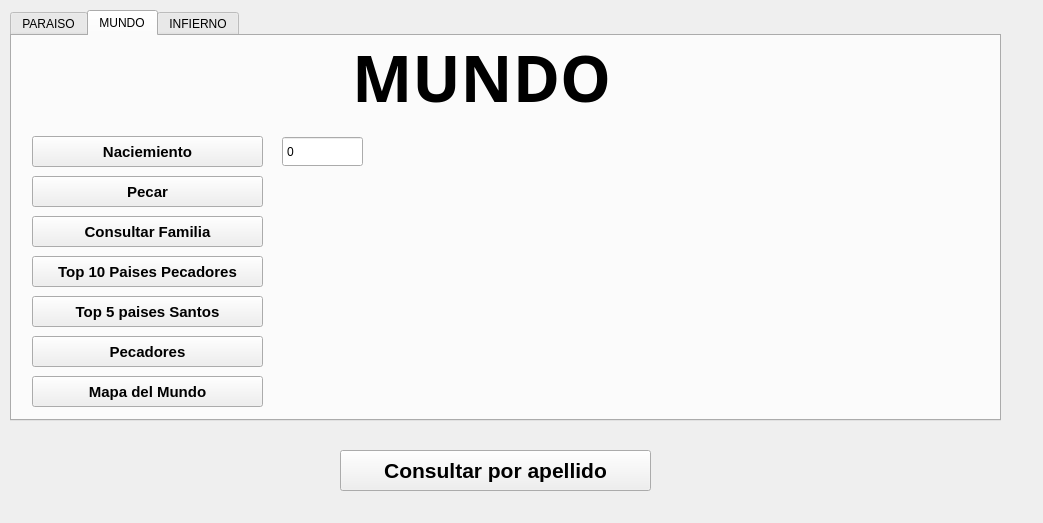
gaboq98/ArbolDelJuicio, file mainwindow.ui: the form before one commit.
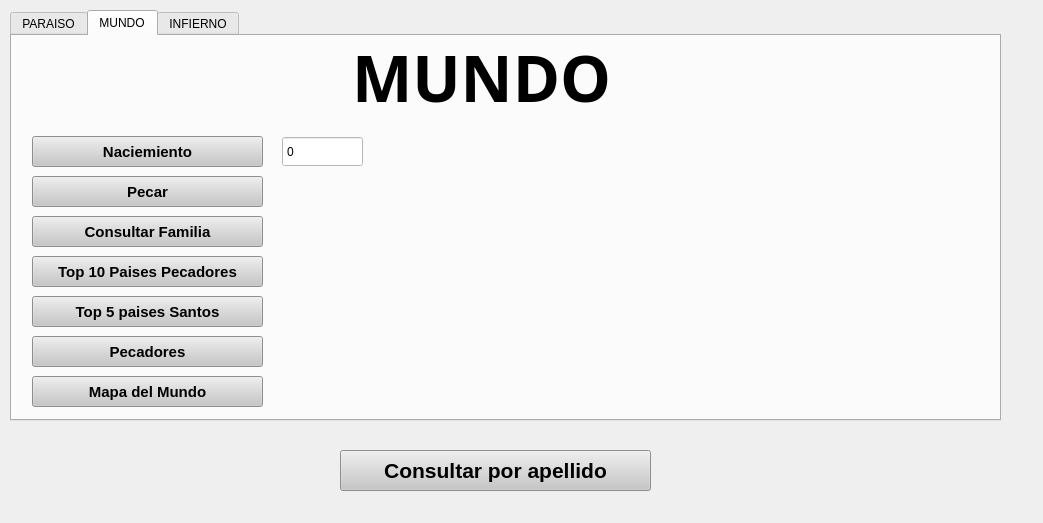
The form after the commit. The open tabs and pages were chosen to show the change.

The edit to the form file:
```diff
--- a/mainwindow.ui
+++ b/mainwindow.ui
@@ -36,7 +36,7 @@
      <enum>QTabWidget::Rounded</enum>
     </property>
     <property name="currentIndex">
-     <number>2</number>
+     <number>1</number>
     </property>
     <property name="usesScrollButtons">
      <bool>true</bool>
@@ -86,6 +86,9 @@
         <bold>true</bold>
        </font>
       </property>
+      <property name="styleSheet">
+       <string notr="true">background-color: rgb(199, 199, 199);</string>
+      </property>
       <property name="text">
        <string>Árbol de la vida</string>
       </property>
@@ -106,6 +109,9 @@
         <bold>true</bold>
        </font>
       </property>
+      <property name="styleSheet">
+       <string notr="true">background-color: rgb(199, 199, 199);</string>
+      </property>
       <property name="text">
        <string>No nacidos</string>
       </property>
@@ -126,6 +132,9 @@
         <bold>true</bold>
        </font>
       </property>
+      <property name="styleSheet">
+       <string notr="true">background-color: rgb(199, 199, 199);</string>
+      </property>
       <property name="text">
        <string>Salvados</string>
       </property>
@@ -151,6 +160,9 @@
         <bold>true</bold>
        </font>
       </property>
+      <property name="styleSheet">
+       <string notr="true">background-color: rgb(199, 199, 199);</string>
+      </property>
       <property name="text">
        <string>Naciemiento</string>
       </property>
@@ -192,6 +204,9 @@
         <bold>true</bold>
        </font>
       </property>
+      <property name="styleSheet">
+       <string notr="true">background-color: rgb(199, 199, 199);</string>
+      </property>
       <property name="text">
        <string>Pecar</string>
       </property>
@@ -212,6 +227,9 @@
         <bold>true</bold>
        </font>
       </property>
+      <property name="styleSheet">
+       <string notr="true">background-color: rgb(199, 199, 199);</string>
+      </property>
       <property name="text">
        <string>Consultar Familia</string>
       </property>
@@ -232,6 +250,9 @@
         <bold>true</bold>
        </font>
       </property>
+      <property name="styleSheet">
+       <string notr="true">background-color: rgb(199, 199, 199);</string>
+      </property>
       <property name="text">
        <string>Top 10 Paises Pecadores</string>
       </property>
@@ -252,6 +273,9 @@
         <bold>true</bold>
        </font>
       </property>
+      <property name="styleSheet">
+       <string notr="true">background-color: rgb(199, 199, 199);</string>
+      </property>
       <property name="text">
        <string>Top 5 paises Santos</string>
       </property>
@@ -272,6 +296,9 @@
         <bold>true</bold>
        </font>
       </property>
+      <property name="styleSheet">
+       <string notr="true">background-color: rgb(199, 199, 199);</string>
+      </property>
       <property name="text">
        <string>Mapa del Mundo</string>
       </property>
@@ -292,6 +319,9 @@
         <bold>true</bold>
        </font>
       </property>
+      <property name="styleSheet">
+       <string notr="true">background-color: rgb(199, 199, 199);</string>
+      </property>
       <property name="text">
        <string>Pecadores</string>
       </property>
@@ -305,6 +335,9 @@
         <height>31</height>
        </rect>
       </property>
+      <property name="styleSheet">
+       <string notr="true">background-color: rgb(255, 255, 255);</string>
+      </property>
       <property name="buttonSymbols">
        <enum>QAbstractSpinBox::NoButtons</enum>
       </property>
@@ -353,7 +386,7 @@
        </font>
       </property>
       <property name="styleSheet">
-       <string notr="true"/>
+       <string notr="true">background-color: rgb(199, 199, 199);</string>
       </property>
       <property name="text">
        <string>Condenar</string>
@@ -376,7 +409,7 @@
        </font>
       </property>
       <property name="styleSheet">
-       <string notr="true"/>
+       <string notr="true">background-color: rgb(199, 199, 199);</string>
       </property>
       <property name="text">
        <string>Consdenados</string>
@@ -400,6 +433,9 @@
       <bold>true</bold>
      </font>
     </property>
+    <property name="styleSheet">
+     <string notr="true">background-color: rgb(199, 199, 199);</string>
+    </property>
     <property name="text">
      <string>Consultar por apellido</string>
     </property>
```
